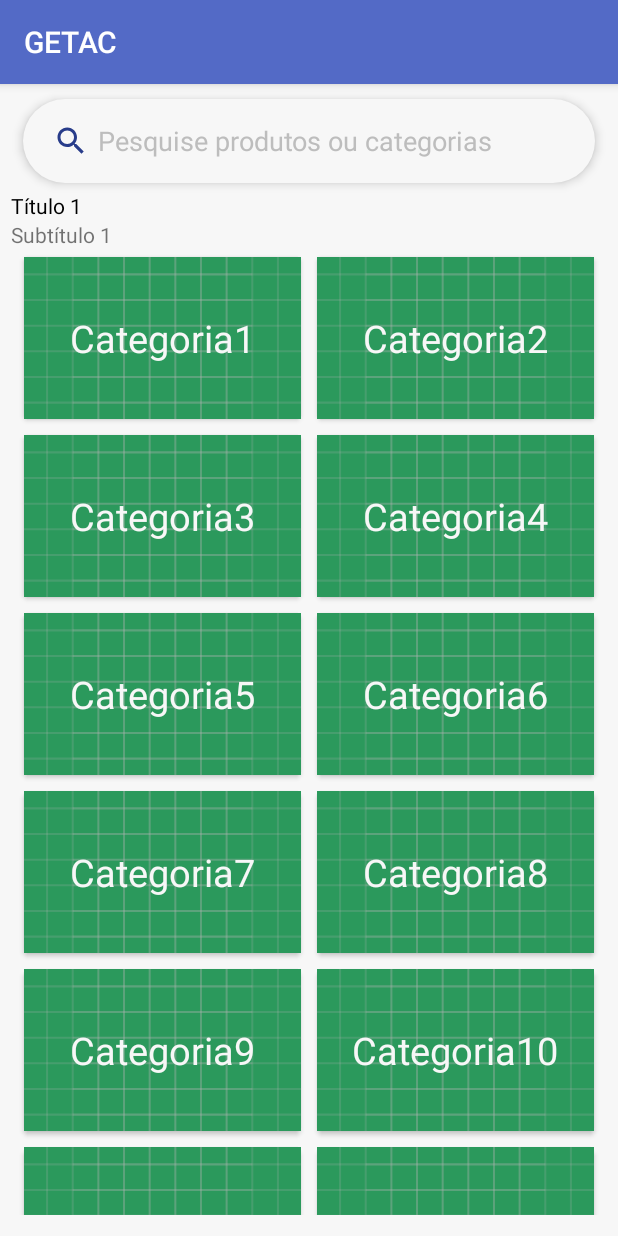
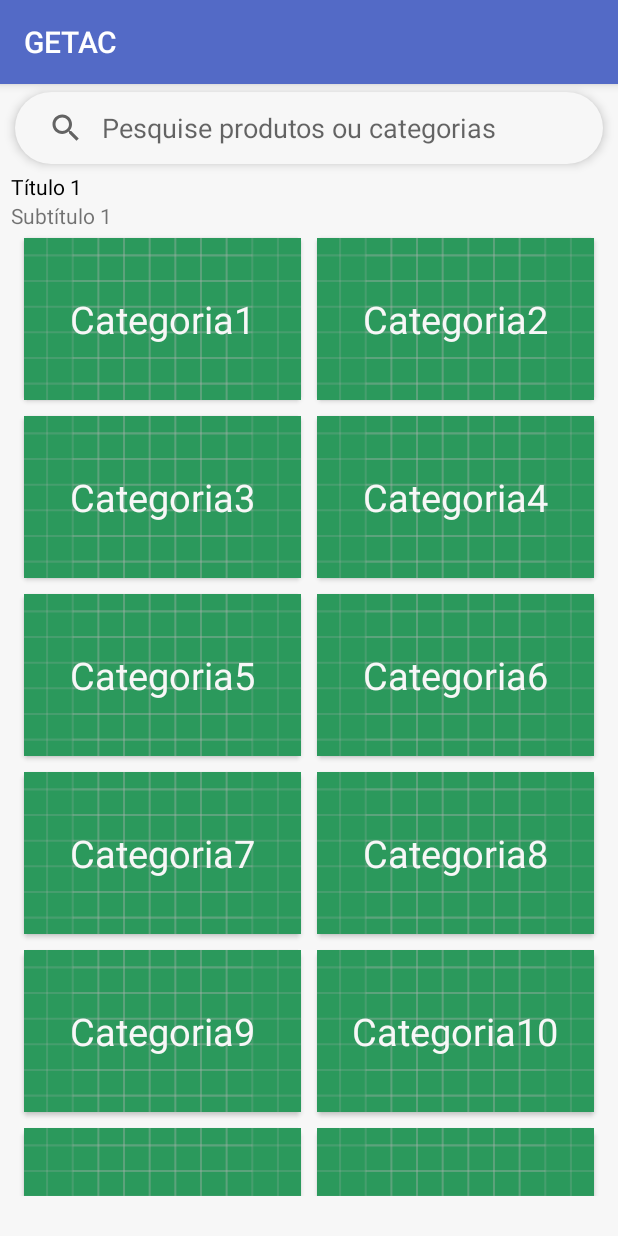
Before and after one commit to GKyomen/GETAC, an Android app: the fragment SearchFragment shown on its own in the app's theme, on a phone screen of 412 x 824 dp. Run offline under Robolectric (Android 15) with nearby library versions, the phone set to English and light mode, and no system bars.

Commit message:
changing edittext and images for searchview in search bar

```diff
--- a/iBuildApp1/app/src/main/java/com/ibuild/getac/ui/SearchFragment.kt
+++ b/iBuildApp1/app/src/main/java/com/ibuild/getac/ui/SearchFragment.kt
@@ -17,8 +17,6 @@ import kotlinx.android.synthetic.main.fragment_search.*
 class SearchFragment : Fragment() {
 
     private lateinit var grid: RecyclerView
-    private lateinit var editText: EditText
-    private lateinit var iconSearchBar: ImageView
 
     override fun onCreateView(inflater: LayoutInflater, container: ViewGroup?, savedInstanceState: Bundle?): View? {
         return inflater.inflate(R.layout.fragment_search, container, false)
@@ -46,18 +44,6 @@ class SearchFragment : Fragment() {
         grid = getView()?.findViewById(R.id.gridCategory) as RecyclerView
         grid.adapter = getView()?.let { CategoryCardListAdapter(categories(), it.context) }
         grid.layoutManager = GridLayoutManager(getView()?.context, 2)
-
-        editText = getView()?.findViewById(R.id.searchBar_editText) as EditText
-        iconSearchBar = getView()?.findViewById(R.id.searchBar_cleanIcon) as ImageView
-        editText.doAfterTextChanged() {
-            if (editText.text.toString().isNotEmpty())
-                iconSearchBar.visibility = View.VISIBLE
-            else
-                iconSearchBar.visibility = View.INVISIBLE
-        }
-        iconSearchBar.setOnClickListener() {
-            editText.setText("")
-        }
     }
 
 
--- a/iBuildApp1/app/src/main/res/layout/fragment_search.xml
+++ b/iBuildApp1/app/src/main/res/layout/fragment_search.xml
@@ -8,50 +8,21 @@
     android:layout_height="match_parent"
     tools:context=".ui.HomeFragment">
 
-    <EditText
-        android:id="@+id/searchBar_editText"
-        android:layout_width="match_parent"
-        android:layout_height="?attr/actionBarSize"
-        android:inputType="text"
-        android:paddingHorizontal="50dp"
-        android:singleLine="true"
-        android:textColor="@color/primaryDeep2"
-        android:hint="@string/hint_search_product"
-        android:textColorHint="@color/gray4"
-        android:textStyle="normal"
-        android:background="@drawable/circular_bar"
-        android:elevation="4dp"
-        android:layout_marginHorizontal="15dp"
-        android:layout_marginTop="10dp"
+    <androidx.appcompat.widget.SearchView
         app:layout_constraintStart_toStartOf="parent"
         app:layout_constraintEnd_toEndOf="parent"
         app:layout_constraintTop_toTopOf="parent"
-        android:autofillHints="" />
-
-    <ImageView
-        android:id="@+id/searchBar_searchIcon"
-        android:layout_width="wrap_content"
+        android:id="@+id/searchView"
+        android:layout_width="match_parent"
         android:layout_height="wrap_content"
-        android:src="@drawable/ic_search_24dp"
-        android:tint="@color/primaryDeep1"
+        android:voiceSearchMode="showVoiceSearchButton"
+        app:iconifiedByDefault="false"
+        app:queryHint="@string/hint_search_product"
+        android:background="@drawable/circular_bar"
         android:elevation="4dp"
-        android:layout_marginHorizontal="20dp"
-        app:layout_constraintTop_toTopOf="@id/searchBar_editText"
-        app:layout_constraintBottom_toBottomOf="@id/searchBar_editText"
-        app:layout_constraintStart_toStartOf="@id/searchBar_editText"/>
-
-    <ImageView
-        android:id="@+id/searchBar_cleanIcon"
-        android:src="@drawable/ic_close_24dp"
-        android:layout_width="wrap_content"
-        android:layout_height="wrap_content"
-        android:layout_marginEnd="20dp"
-        android:tint="@color/primaryDeep1"
-        android:elevation="4dp"
-        android:visibility="invisible"
-        app:layout_constraintTop_toTopOf="@id/searchBar_editText"
-        app:layout_constraintBottom_toBottomOf="@id/searchBar_editText"
-        app:layout_constraintEnd_toEndOf="@id/searchBar_editText"/>
+        android:layout_marginHorizontal="10dp"
+        app:queryBackground="@android:color/transparent"
+        android:layout_marginTop="5dp"/>
 
     <androidx.core.widget.NestedScrollView
         android:id="@+id/scrollSearch"
@@ -60,7 +31,7 @@
         android:paddingTop="5dp"
         android:paddingBottom="80dp"
         app:layout_constraintStart_toStartOf="parent"
-        app:layout_constraintTop_toBottomOf="@id/searchBar_editText">
+        app:layout_constraintTop_toBottomOf="@id/searchView">
 
         <androidx.constraintlayout.widget.ConstraintLayout
             android:layout_width="match_parent"
```
